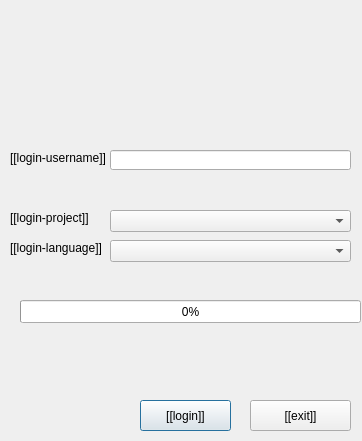
Qt form huggleQT/huggle/login.ui (huggle/huggle) before a commit.
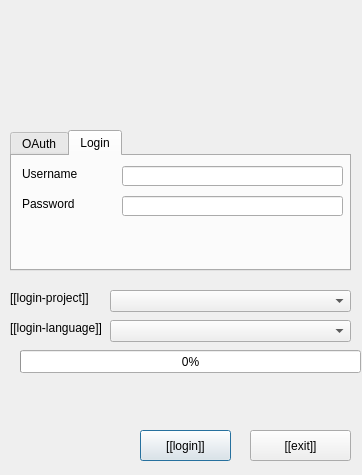
The same form after that commit. The open tabs and pages were chosen to show the change. Icons and pictures are not drawn.

Patch:
```diff
--- a/huggleQT/huggle/login.ui
+++ b/huggleQT/huggle/login.ui
@@ -7,7 +7,7 @@
     <x>0</x>
     <y>0</y>
     <width>362</width>
-    <height>441</height>
+    <height>475</height>
    </rect>
   </property>
   <property name="sizePolicy">
@@ -39,38 +39,12 @@
     <pixmap resource="pictures.qrc">:/huggle/pictures/Resources/huggle3_newlogo.png</pixmap>
    </property>
   </widget>
-  <widget class="QLabel" name="label_2">
-   <property name="geometry">
-    <rect>
-     <x>10</x>
-     <y>150</y>
-     <width>111</width>
-     <height>16</height>
-    </rect>
-   </property>
-   <property name="text">
-    <string>[[login-username]]</string>
-   </property>
-  </widget>
-  <widget class="QLabel" name="label_4">
-   <property name="geometry">
-    <rect>
-     <x>10</x>
-     <y>210</y>
-     <width>101</width>
-     <height>16</height>
-    </rect>
-   </property>
-   <property name="text">
-    <string>[[login-project]]</string>
-   </property>
-  </widget>
   <widget class="QLabel" name="label_5">
    <property name="geometry">
     <rect>
      <x>10</x>
-     <y>240</y>
-     <width>111</width>
+     <y>320</y>
+     <width>91</width>
      <height>16</height>
     </rect>
    </property>
@@ -82,7 +56,7 @@
    <property name="geometry">
     <rect>
      <x>20</x>
-     <y>300</y>
+     <y>350</y>
      <width>341</width>
      <height>23</height>
     </rect>
@@ -95,7 +69,7 @@
    <property name="geometry">
     <rect>
      <x>10</x>
-     <y>340</y>
+     <y>380</y>
      <width>351</width>
      <height>41</height>
     </rect>
@@ -111,7 +85,7 @@
    <property name="geometry">
     <rect>
      <x>140</x>
-     <y>400</y>
+     <y>430</y>
      <width>91</width>
      <height>31</height>
     </rect>
@@ -124,7 +98,7 @@
    <property name="geometry">
     <rect>
      <x>250</x>
-     <y>400</y>
+     <y>430</y>
      <width>101</width>
      <height>31</height>
     </rect>
@@ -133,21 +107,11 @@
     <string>[[exit]]</string>
    </property>
   </widget>
-  <widget class="QLineEdit" name="lineEdit">
-   <property name="geometry">
-    <rect>
-     <x>110</x>
-     <y>150</y>
-     <width>241</width>
-     <height>20</height>
-    </rect>
-   </property>
-  </widget>
   <widget class="QComboBox" name="Project">
    <property name="geometry">
     <rect>
      <x>110</x>
-     <y>210</y>
+     <y>290</y>
      <width>241</width>
      <height>22</height>
     </rect>
@@ -157,12 +121,120 @@
    <property name="geometry">
     <rect>
      <x>110</x>
-     <y>240</y>
+     <y>320</y>
      <width>241</width>
      <height>22</height>
     </rect>
    </property>
   </widget>
+  <widget class="QTabWidget" name="tabWidget">
+   <property name="geometry">
+    <rect>
+     <x>10</x>
+     <y>130</y>
+     <width>341</width>
+     <height>141</height>
+    </rect>
+   </property>
+   <property name="currentIndex">
+    <number>0</number>
+   </property>
+   <widget class="QWidget" name="tab">
+    <attribute name="title">
+     <string>OAuth</string>
+    </attribute>
+    <widget class="QLabel" name="label_2">
+     <property name="geometry">
+      <rect>
+       <x>10</x>
+       <y>20</y>
+       <width>91</width>
+       <height>16</height>
+      </rect>
+     </property>
+     <property name="text">
+      <string>[[login-username]]</string>
+     </property>
+    </widget>
+    <widget class="QLineEdit" name="lineEdit">
+     <property name="geometry">
+      <rect>
+       <x>120</x>
+       <y>20</y>
+       <width>201</width>
+       <height>20</height>
+      </rect>
+     </property>
+    </widget>
+   </widget>
+   <widget class="QWidget" name="tab_2">
+    <attribute name="title">
+     <string>Login</string>
+    </attribute>
+    <widget class="QLineEdit" name="lineEdit_2">
+     <property name="geometry">
+      <rect>
+       <x>110</x>
+       <y>10</y>
+       <width>221</width>
+       <height>20</height>
+      </rect>
+     </property>
+    </widget>
+    <widget class="QLineEdit" name="lineEdit_3">
+     <property name="geometry">
+      <rect>
+       <x>110</x>
+       <y>40</y>
+       <width>221</width>
+       <height>20</height>
+      </rect>
+     </property>
+     <property name="echoMode">
+      <enum>QLineEdit::Password</enum>
+     </property>
+    </widget>
+    <widget class="QLabel" name="label_3">
+     <property name="geometry">
+      <rect>
+       <x>10</x>
+       <y>10</y>
+       <width>91</width>
+       <height>16</height>
+      </rect>
+     </property>
+     <property name="text">
+      <string>Username</string>
+     </property>
+    </widget>
+    <widget class="QLabel" name="label_7">
+     <property name="geometry">
+      <rect>
+       <x>10</x>
+       <y>40</y>
+       <width>91</width>
+       <height>16</height>
+      </rect>
+     </property>
+     <property name="text">
+      <string>Password</string>
+     </property>
+    </widget>
+   </widget>
+  </widget>
+  <widget class="QLabel" name="label_4">
+   <property name="geometry">
+    <rect>
+     <x>10</x>
+     <y>290</y>
+     <width>91</width>
+     <height>16</height>
+    </rect>
+   </property>
+   <property name="text">
+    <string>[[login-project]]</string>
+   </property>
+  </widget>
  </widget>
  <resources>
   <include location="pictures.qrc"/>
```
